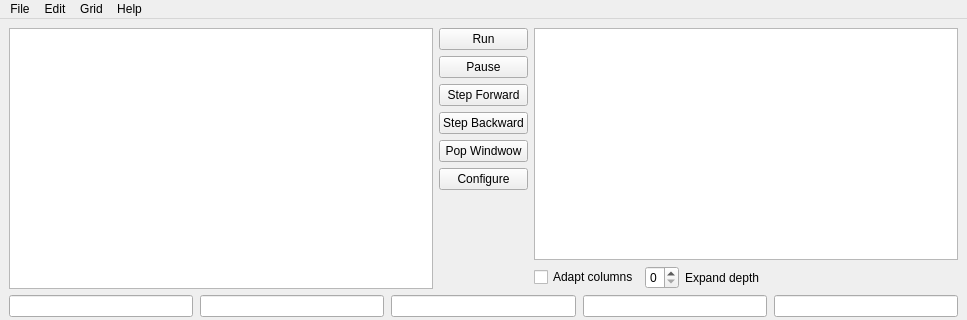
Before: the Qt Designer form src/Debugging/MainDebugWindow.ui in GroupDenseKitchen/KitchenOccupation, drawn with Qt 5; both pictures show x 0 to 967 and y 0 to 320 of the 967 by 593 pixel window.
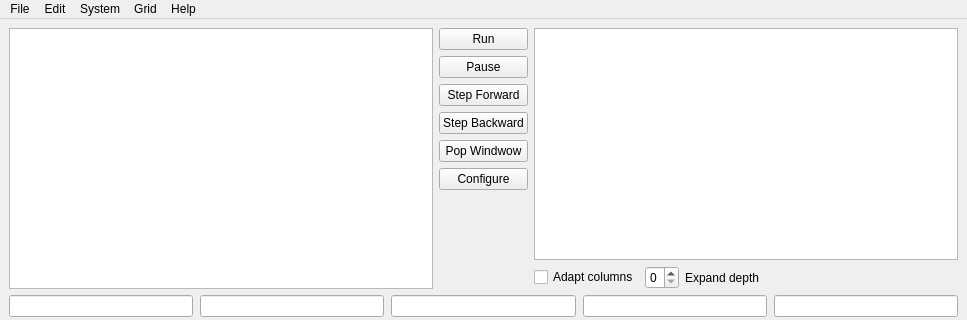
After: the same form once the commit is applied.

Commit message: Menu bar improvements

Patch:
```diff
--- a/src/Debugging/MainDebugWindow.ui
+++ b/src/Debugging/MainDebugWindow.ui
@@ -278,8 +278,18 @@
     <addaction name="actionClear"/>
     <addaction name="actionSave_grid_configuration"/>
    </widget>
+   <widget class="QMenu" name="menuSystem">
+    <property name="title">
+     <string>System</string>
+    </property>
+    <addaction name="actionRun"/>
+    <addaction name="actionPause"/>
+    <addaction name="actionRestart"/>
+    <addaction name="actionConfigure"/>
+   </widget>
    <addaction name="menuFile"/>
    <addaction name="menuEdit"/>
+   <addaction name="menuSystem"/>
    <addaction name="menuGrid"/>
    <addaction name="menuHelp"/>
   </widget>
```
Left out of the diff: 20 changed lines with no effect on the pictures. The commit also changes 2 other files.
